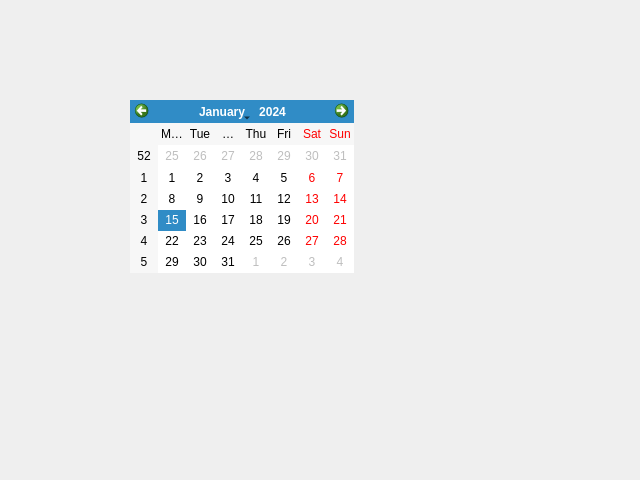
Qt form views/student_attendance.ui (y-ngm-n/TeamMountain) before a commit.
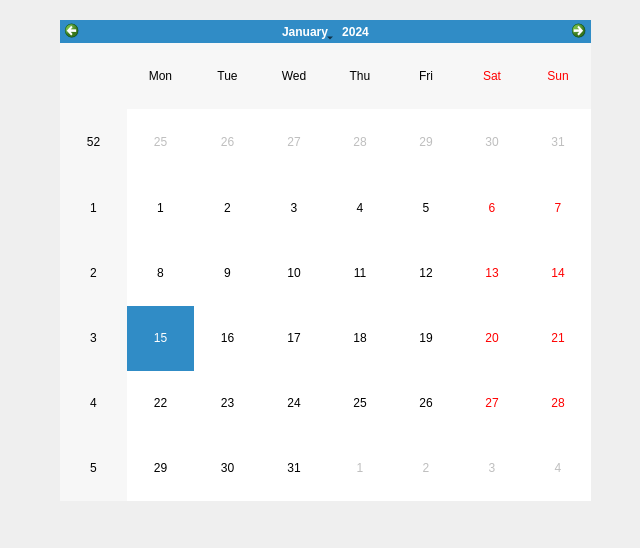
The same form after that commit.

```diff
--- a/views/student_attendance.ui
+++ b/views/student_attendance.ui
@@ -7,7 +7,7 @@
     <x>0</x>
     <y>0</y>
     <width>640</width>
-    <height>480</height>
+    <height>548</height>
    </rect>
   </property>
   <property name="windowTitle">
@@ -16,10 +16,10 @@
   <widget class="QCalendarWidget" name="calendarWidget">
    <property name="geometry">
     <rect>
-     <x>130</x>
-     <y>100</y>
-     <width>224</width>
-     <height>173</height>
+     <x>60</x>
+     <y>20</y>
+     <width>531</width>
+     <height>481</height>
     </rect>
    </property>
   </widget>
```
Left out of the diff: 22 changed lines with no effect on the pictures.
